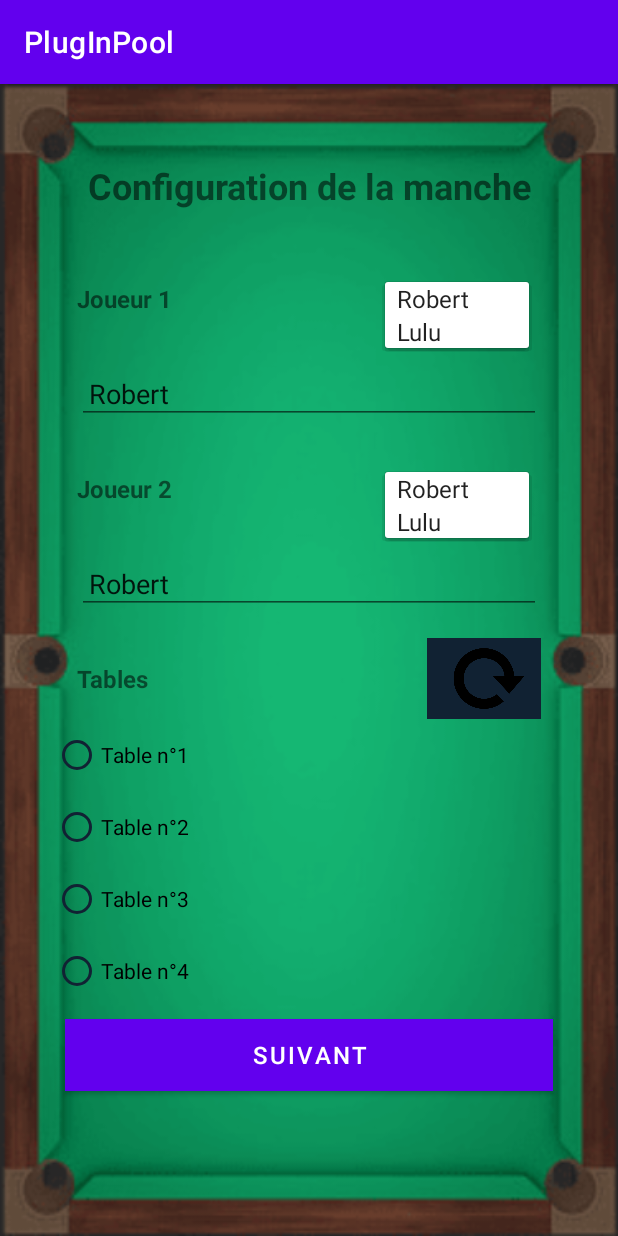
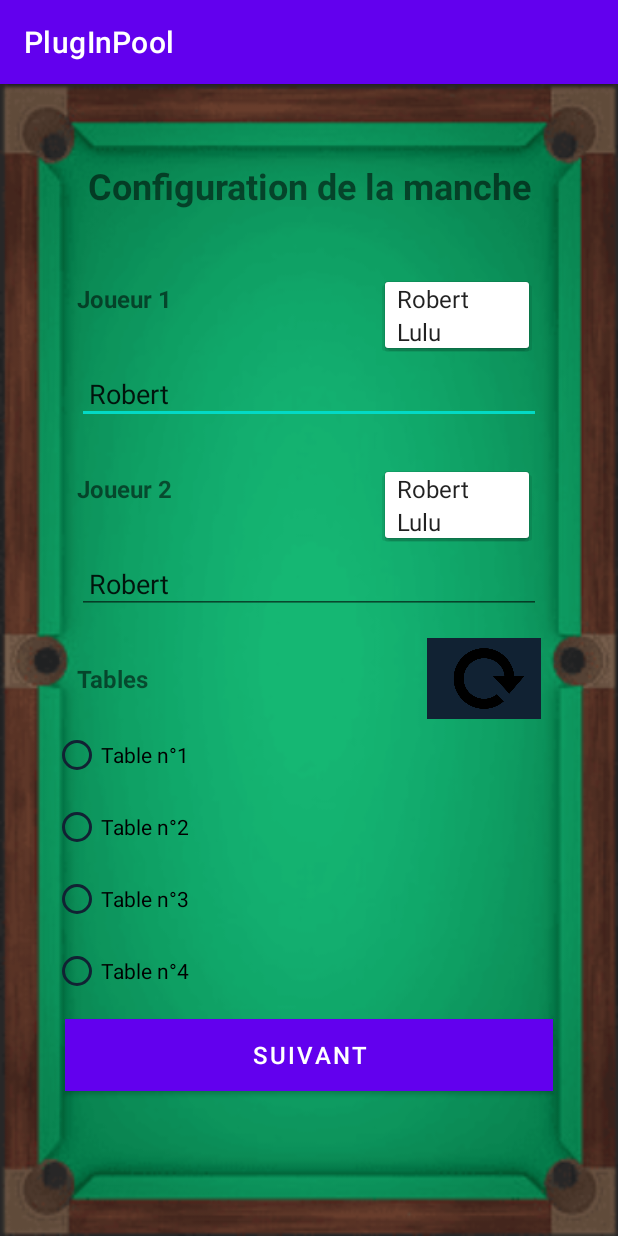
Before and after one commit to btssn-lasalle-84/plug-in-pool-2023, an Android app: the ConfigurationManche screen opened directly, with no data from a screen before it, on a phone screen of 412 x 824 dp. Run offline under Robolectric (Android 15) with nearby library versions, the phone set to English and light mode, and no system bars.

Commit message:
POOL2023-23-completion-de-la-classe-de-configuration-manche, EditText à nouveau sélectionnables

```diff
--- a/PlugInPool/app/src/main/java/com/example/pluginpool/ConfigurationManche.java
+++ b/PlugInPool/app/src/main/java/com/example/pluginpool/ConfigurationManche.java
@@ -204,7 +204,7 @@ public class ConfigurationManche extends AppCompatActivity
             public void onClick(View v)
             {
                 Log.d(TAG, "clic boutonSuivant");
-                if(groupeBoutonsRadios.getCheckedRadioButtonId() != -1 && joueur1Edit.getText().toString() != "" && joueur2Edit.getText().toString() != "" && joueur1Edit.getText() != joueur2Edit.getText())
+                if(groupeBoutonsRadios.getCheckedRadioButtonId() != -1 && joueur1Edit.getText().toString() != "" && joueur2Edit.getText().toString() != "" && joueur1Edit.getText().toString() != joueur2Edit.getText().toString())
                 {
                     //!< @todo enregistrer les noms, instancier GestionManche?
                     Intent activiteManche = new Intent(ConfigurationManche.this, Manche.class);
--- a/PlugInPool/app/src/main/res/layout/activity_configuration_manche.xml
+++ b/PlugInPool/app/src/main/res/layout/activity_configuration_manche.xml
@@ -73,8 +73,7 @@
             android:layout_marginEnd="16dp"
             android:hint="Saisir le nom du premier joueur"
             android:inputType="text"
-            android:padding="8dp"
-            android:focusable="false"/>
+            android:padding="8dp" />
 
         <LinearLayout
             android:layout_width="match_parent"
@@ -119,8 +118,7 @@
             android:layout_marginEnd="16dp"
             android:hint="Saisir le nom du second joueur"
             android:inputType="text"
-            android:padding="8dp"
-            android:focusable="false"/>
+            android:padding="8dp" />
 
         <LinearLayout
             android:layout_width="match_parent"
```
